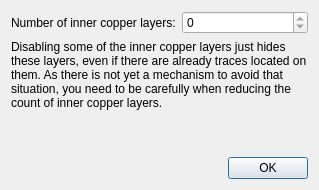
Qt form libs/librepcb/projecteditor/boardeditor/boardlayerstacksetupdialog.ui (LibrePCB/LibrePCB) before a commit.
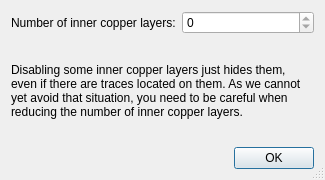
The same form after that commit.

Commit message:
Make board layer stack setup dialog resizeable
...on all platforms (enable size grip). And change text of dialog to be
a bit shorter, and have better grammar.

```diff
--- a/libs/librepcb/projecteditor/boardeditor/boardlayerstacksetupdialog.ui
+++ b/libs/librepcb/projecteditor/boardeditor/boardlayerstacksetupdialog.ui
@@ -6,13 +6,16 @@
    <rect>
     <x>0</x>
     <y>0</y>
-    <width>319</width>
-    <height>190</height>
+    <width>325</width>
+    <height>180</height>
    </rect>
   </property>
   <property name="windowTitle">
    <string>Layer Stack Setup</string>
   </property>
+  <property name="sizeGripEnabled">
+   <bool>true</bool>
+  </property>
   <layout class="QVBoxLayout" name="verticalLayout">
    <item>
     <layout class="QFormLayout" name="formLayout">
@@ -33,7 +36,7 @@
      <item row="1" column="0" colspan="2">
       <widget class="QLabel" name="label_2">
        <property name="sizePolicy">
-        <sizepolicy hsizetype="Preferred" vsizetype="Fixed">
+        <sizepolicy hsizetype="Preferred" vsizetype="MinimumExpanding">
          <horstretch>0</horstretch>
          <verstretch>0</verstretch>
         </sizepolicy>
@@ -46,7 +49,7 @@
 };</string>
        </property>
        <property name="text">
-        <string>Disabling some of the inner copper layers just hides these layers, even if there are already traces located on them. As there is not yet a mechanism to avoid that situation, you need to be carefully when reducing the count of inner copper layers.</string>
+        <string>Disabling some inner copper layers just hides them, even if there are traces located on them. As we cannot yet avoid that situation, you need to be careful when reducing the number of inner copper layers.</string>
        </property>
        <property name="wordWrap">
         <bool>true</bool>
```
